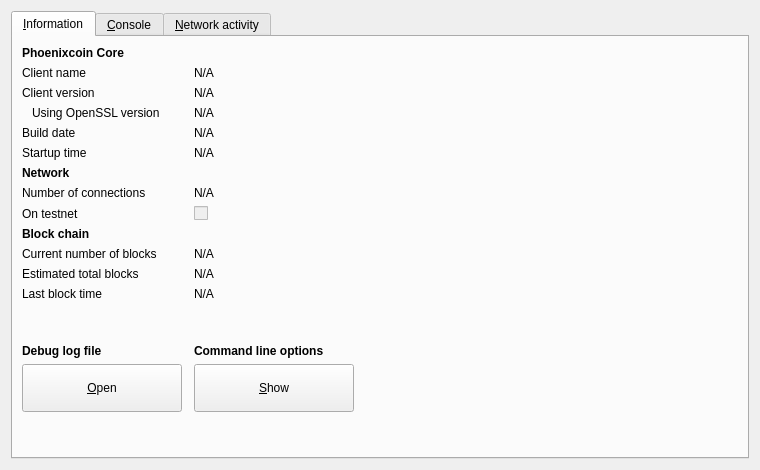
The window that src/qt/forms/rpcconsole.ui (ghostlander/Phoenixcoin-v0.7) describes before a commit, drawn with Qt 5.
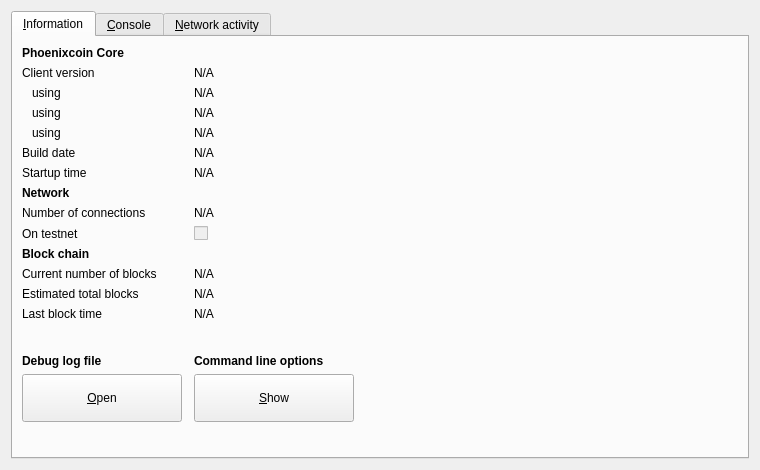
The same window after the commit. The open tabs and pages were chosen to show the change. Icons and pictures are not drawn. Custom widgets are drawn as their Qt base class.

Commit message: Qt GUI: Display Versions of BerkeleyDB and Boost

```diff
--- a/src/qt/forms/rpcconsole.ui
+++ b/src/qt/forms/rpcconsole.ui
@@ -41,36 +41,13 @@
         </widget>
        </item>
        <item row="1" column="0">
-        <widget class="QLabel" name="label_5">
-         <property name="text">
-          <string>Client name</string>
-         </property>
-        </widget>
-       </item>
-       <item row="1" column="1">
-        <widget class="QLabel" name="clientName">
-         <property name="cursor">
-          <cursorShape>IBeamCursor</cursorShape>
-         </property>
-         <property name="text">
-          <string>N/A</string>
-         </property>
-         <property name="textFormat">
-          <enum>Qt::PlainText</enum>
-         </property>
-         <property name="textInteractionFlags">
-          <set>Qt::LinksAccessibleByMouse|Qt::TextSelectableByKeyboard|Qt::TextSelectableByMouse</set>
-         </property>
-        </widget>
-       </item>
-       <item row="2" column="0">
         <widget class="QLabel" name="label_6">
          <property name="text">
           <string>Client version</string>
          </property>
         </widget>
        </item>
-       <item row="2" column="1">
+       <item row="1" column="1">
         <widget class="QLabel" name="clientVersion">
          <property name="cursor">
           <cursorShape>IBeamCursor</cursorShape>
@@ -86,10 +63,36 @@
          </property>
         </widget>
        </item>
+       <item row="2" column="0">
+        <widget class="QLabel" name="label_14a">
+         <property name="text">
+          <string>using</string>
+         </property>
+         <property name="indent">
+          <number>10</number>
+         </property>
+        </widget>
+       </item>
+       <item row="2" column="1">
+        <widget class="QLabel" name="versionOpenSSL">
+         <property name="cursor">
+          <cursorShape>IBeamCursor</cursorShape>
+         </property>
+         <property name="text">
+          <string>N/A</string>
+         </property>
+         <property name="textFormat">
+          <enum>Qt::PlainText</enum>
+         </property>
+         <property name="textInteractionFlags">
+          <set>Qt::LinksAccessibleByMouse|Qt::TextSelectableByKeyboard|Qt::TextSelectableByMouse</set>
+         </property>
+        </widget>
+       </item>
        <item row="3" column="0">
         <widget class="QLabel" name="label_14">
          <property name="text">
-          <string>Using OpenSSL version</string>
+          <string>using</string>
          </property>
          <property name="indent">
           <number>10</number>
@@ -113,13 +116,39 @@
         </widget>
        </item>
        <item row="4" column="0">
+        <widget class="QLabel" name="label_14c">
+         <property name="text">
+          <string>using</string>
+         </property>
+         <property name="indent">
+          <number>10</number>
+         </property>
+        </widget>
+       </item>
+       <item row="4" column="1">
+        <widget class="QLabel" name="versionBoost">
+         <property name="cursor">
+          <cursorShape>IBeamCursor</cursorShape>
+         </property>
+         <property name="text">
+          <string>N/A</string>
+         </property>
+         <property name="textFormat">
+          <enum>Qt::PlainText</enum>
+         </property>
+         <property name="textInteractionFlags">
+          <set>Qt::LinksAccessibleByMouse|Qt::TextSelectableByKeyboard|Qt::TextSelectableByMouse</set>
+         </property>
+        </widget>
+       </item>
+       <item row="5" column="0">
         <widget class="QLabel" name="label_12">
          <property name="text">
           <string>Build date</string>
          </property>
         </widget>
        </item>
-       <item row="4" column="1">
+       <item row="5" column="1">
         <widget class="QLabel" name="buildDate">
          <property name="cursor">
           <cursorShape>IBeamCursor</cursorShape>
@@ -135,14 +164,14 @@
          </property>
         </widget>
        </item>
-       <item row="5" column="0">
+       <item row="6" column="0">
         <widget class="QLabel" name="label_13">
          <property name="text">
           <string>Startup time</string>
          </property>
         </widget>
        </item>
-       <item row="5" column="1">
+       <item row="6" column="1">
         <widget class="QLabel" name="startupTime">
          <property name="cursor">
           <cursorShape>IBeamCursor</cursorShape>
@@ -158,7 +187,7 @@
          </property>
         </widget>
        </item>
-       <item row="6" column="0">
+       <item row="7" column="0">
         <widget class="QLabel" name="label_11">
          <property name="font">
           <font>
@@ -171,14 +200,14 @@
          </property>
         </widget>
        </item>
-       <item row="7" column="0">
+       <item row="8" column="0">
         <widget class="QLabel" name="label_7">
          <property name="text">
           <string>Number of connections</string>
          </property>
         </widget>
        </item>
-       <item row="7" column="1">
+       <item row="8" column="1">
         <widget class="QLabel" name="numberOfConnections">
          <property name="cursor">
           <cursorShape>IBeamCursor</cursorShape>
@@ -194,14 +223,14 @@
          </property>
         </widget>
        </item>
-       <item row="8" column="0">
+       <item row="9" column="0">
         <widget class="QLabel" name="label_8">
          <property name="text">
           <string>On testnet</string>
          </property>
         </widget>
        </item>
-       <item row="8" column="1">
+       <item row="9" column="1">
         <widget class="QCheckBox" name="isTestNet">
          <property name="enabled">
           <bool>false</bool>
@@ -211,7 +240,7 @@
          </property>
         </widget>
        </item>
-       <item row="9" column="0">
+       <item row="10" column="0">
         <widget class="QLabel" name="label_10">
          <property name="font">
           <font>
@@ -224,14 +253,14 @@
          </property>
         </widget>
        </item>
-       <item row="10" column="0">
+       <item row="11" column="0">
         <widget class="QLabel" name="label_3">
          <property name="text">
           <string>Current number of blocks</string>
          </property>
         </widget>
        </item>
-       <item row="10" column="1">
+       <item row="11" column="1">
         <widget class="QLabel" name="numberOfBlocks">
          <property name="cursor">
           <cursorShape>IBeamCursor</cursorShape>
@@ -247,14 +276,14 @@
          </property>
         </widget>
        </item>
-       <item row="11" column="0">
+       <item row="12" column="0">
         <widget class="QLabel" name="label_4">
          <property name="text">
           <string>Estimated total blocks</string>
          </property>
         </widget>
        </item>
-       <item row="11" column="1">
+       <item row="12" column="1">
         <widget class="QLabel" name="totalBlocks">
          <property name="cursor">
           <cursorShape>IBeamCursor</cursorShape>
@@ -270,14 +299,14 @@
          </property>
         </widget>
        </item>
-       <item row="12" column="0">
+       <item row="13" column="0">
         <widget class="QLabel" name="label_2">
          <property name="text">
           <string>Last block time</string>
          </property>
         </widget>
        </item>
-       <item row="12" column="1">
+       <item row="13" column="1">
         <widget class="QLabel" name="lastBlockTime">
          <property name="cursor">
           <cursorShape>IBeamCursor</cursorShape>
@@ -293,20 +322,20 @@
          </property>
         </widget>
        </item>
-       <item row="13" column="0">
-        <spacer name="verticalSpacer_2">
-         <property name="orientation">
-          <enum>Qt::Vertical</enum>
-         </property>
-         <property name="sizeHint" stdset="0">
-          <size>
-           <width>20</width>
-           <height>20</height>
-          </size>
-         </property>
-        </spacer>
-       </item>
        <item row="14" column="0">
+        <spacer name="verticalSpacer_2">
+         <property name="orientation">
+          <enum>Qt::Vertical</enum>
+         </property>
+         <property name="sizeHint" stdset="0">
+          <size>
+           <width>20</width>
+           <height>20</height>
+          </size>
+         </property>
+        </spacer>
+       </item>
+       <item row="15" column="0">
         <widget class="QLabel" name="labelDebugLogfile">
          <property name="font">
           <font>
@@ -319,7 +348,7 @@
          </property>
         </widget>
        </item>
-       <item row="14" column="1">
+       <item row="15" column="1">
         <widget class="QLabel" name="labelCLOptions">
          <property name="font">
           <font>
@@ -332,7 +361,7 @@
          </property>
         </widget>
        </item>
-       <item row="15" column="0">
+       <item row="16" column="0">
         <widget class="QPushButton" name="openDebugLogfileButton">
          <property name="minimumSize">
           <size>
@@ -357,7 +386,7 @@
          </property>
         </widget>
        </item>
-       <item row="15" column="1">
+       <item row="16" column="1">
         <widget class="QPushButton" name="showCLOptionsButton">
          <property name="minimumSize">
           <size>
@@ -382,7 +411,7 @@
          </property>
         </widget>
        </item>
-       <item row="16" column="0">
+       <item row="17" column="0">
         <spacer name="verticalSpacer">
          <property name="orientation">
           <enum>Qt::Vertical</enum>
@@ -395,7 +424,7 @@
          </property>
         </spacer>
        </item>
-       <item row="16" column="2">
+       <item row="17" column="2">
         <spacer name="horizontalSpacer">
          <property name="orientation">
           <enum>Qt::Horizontal</enum>
```
Left out of the diff: 4 changed lines with no effect on the pictures. The commit also changes 11 other files.
